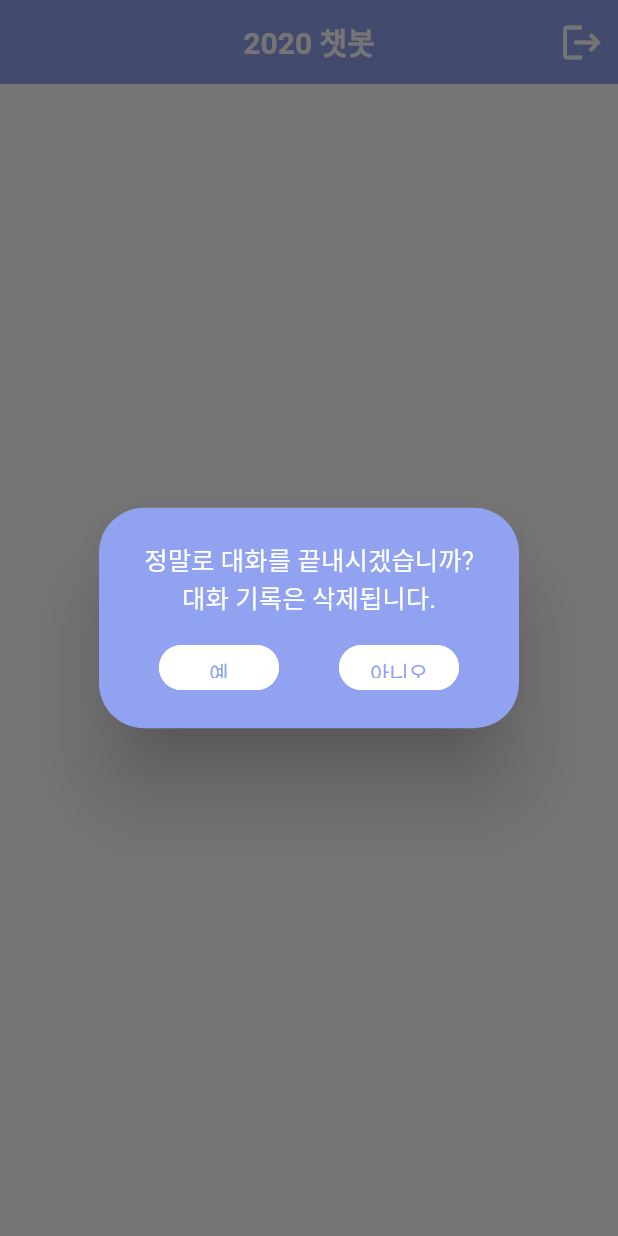
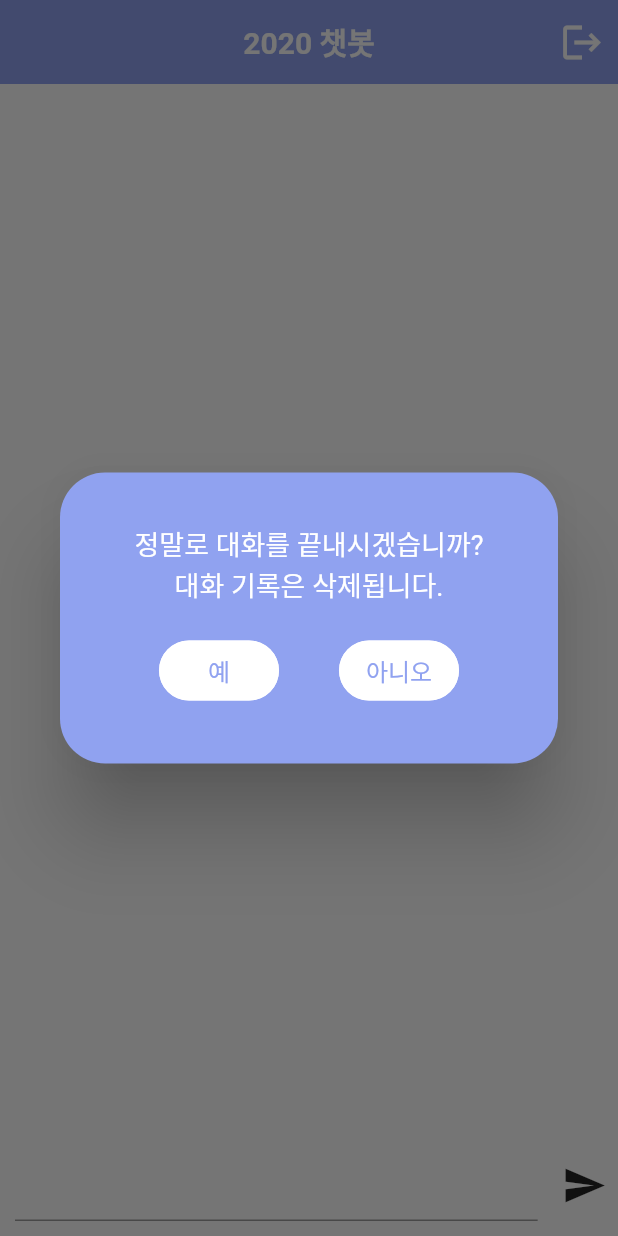
Before and after one commit to Ness731/team2020_gpt3_chatbot, a Flutter app: the Home screen opened directly with empty values, after a tap on the "logout" icon, on a phone screen of 412 x 824 dp. Run offline on Flutter 3.47's test engine with Material 2 defaults, Android fonts, the phone set to English and light mode, and no system bars; missing offline and left inert: translator.

Commit message:
:sparkles: Add chatting features

```diff
--- a/lib/UI/home.dart
+++ b/lib/UI/home.dart
@@ -1,4 +1,6 @@
 import 'package:flutter/material.dart';
+import 'package:team2020_gpt3_chatbot/model/gpt-3.dart';
+import 'package:team2020_gpt3_chatbot/model/chat.dart';
 
 const c1 = Color(0xff90a2f0);
 const c2 = Colors.white;
@@ -13,6 +15,28 @@ class Home extends StatefulWidget {
 }
 
 class _HomeState extends State<Home> {
+  var textController = TextEditingController();
+  final scrollController = ScrollController();
+
+  OpenAI openAI =
+      new OpenAI(apiKey: "");
+
+  List<Chat> chat = [];
+  int tokens = 50; // 임시
+
+  void addData(Chat data) {
+    setState(() {
+      chat.add(data);
+    });
+  }
+
+  @override
+  void dispose() {
+    textController.dispose();
+    scrollController.dispose();
+    super.dispose();
+  }
+
   @override
   Widget build(BuildContext context) {
     return Scaffold(
@@ -40,7 +64,119 @@ class _HomeState extends State<Home> {
         elevation: 0,
       ),
       body: Center(
-        child: Text(widget.userName),
+        child: Stack(
+          children: [
+            Align(
+                alignment: Alignment.bottomCenter,
+                child: Container(
+                  margin: EdgeInsets.only(bottom: 50),
+                  child: ListView.builder(
+                    itemCount: chat.length,
+                    shrinkWrap: true,
+                    reverse: false,
+                    controller: scrollController,
+                    padding: EdgeInsets.only(top: 10, bottom: 10),
+                    itemBuilder: (context, index) {
+                      return Container(
+                        padding: EdgeInsets.only(
+                            left: 14, right: 14, top: 10, bottom: 10),
+                        child: Align(
+                          alignment: (chat[index].isAnswer
+                              ? Alignment.topLeft
+                              : Alignment.topRight),
+                          child: Column(
+                            crossAxisAlignment: (chat[index].isAnswer
+                                ? CrossAxisAlignment.start
+                                : CrossAxisAlignment.end),
+                            children: [
+                              Container(
+                                alignment: (chat[index].isAnswer
+                                    ? Alignment.topLeft
+                                    : Alignment.topRight),
+                                margin:
+                                    const EdgeInsets.symmetric(vertical: 5, horizontal: 10),
+                                child: Text(
+                                  (chat[index].isAnswer
+                                      ? 'chatbot'
+                                      : widget.userName),
+                                  style: TextStyle(
+                                    color: (chat[index].isAnswer
+                                        ? c1
+                                        : Colors.grey.shade400),
+                                    fontWeight: FontWeight.bold,
+                                    fontSize: 12,
+                                  ),
+                                ),
+                              ),
+                              Container(
+                                decoration: BoxDecoration(
+                                  borderRadius: BorderRadius.circular(20),
+                                  color: (chat[index].isAnswer
+                                      ? Colors.grey.shade200
+                                      : c1),
+                                ),
+                                padding: EdgeInsets.all(16),
+                                child: Text(
+                                  chat[index].text,
+                                  style: TextStyle(fontSize: 15),
+                                ),
+                              ),
+                            ],
+                          ),
+                        ),
+                      );
+                    },
+                  ),
+                )),
+            Align(
+              alignment: Alignment.bottomCenter,
+              child: Container(
+                padding: EdgeInsets.all(10),
+                child: Row(
+                  children: [
+                    Expanded(
+                      flex: 8,
+                      child: Container(
+                        child: TextField(
+                          controller: textController,
+                          onChanged: (String value) => {},
+                        ),
+                      ),
+                    ),
+                    Expanded(
+                      flex: 1,
+                      child: MaterialButton(
+                        onPressed: () async {
+                          if (textController.value.text.isNotEmpty) {
+                            addData(Chat(textController.value.text, false));
+                            scrollController.animateTo(
+                                scrollController.position.maxScrollExtent,
+                                duration: Duration(milliseconds: 100),
+                                curve: Curves.linear);
+
+                            String answer = await openAI.complete(
+                                textController.text, tokens);
+                            if (answer != null) {
+                              addData(Chat(answer, true));
+                              scrollController.animateTo(
+                                  scrollController.position.maxScrollExtent,
+                                  duration: Duration(milliseconds: 100),
+                                  curve: Curves.linear);
+                              setState(() {
+                                textController.clear();
+                              });
+                            }
+                          }
+                        },
+                        child: Icon(Icons.send, size: 30),
+                      ),
+                    ),
+                  ],
+                ),
+              ),
+            ),
+          ],
+        ),
       ),
     );
   }
@@ -48,7 +184,7 @@ class _HomeState extends State<Home> {
   void _showDialog() {
     showDialog(
       context: context,
-      barrierDismissible: false,
+      barrierDismissible: false, // dialog 밖의 영역을 터치해도 닫히지 않도록 함
       builder: (BuildContext context) {
         // return object of type Dialog
         return AlertDialog(
@@ -56,39 +192,32 @@ class _HomeState extends State<Home> {
           shape:
               RoundedRectangleBorder(borderRadius: BorderRadius.circular(30.0)),
           content: Container(
-            width: (MediaQuery.of(context).size.width) * 0.45,
-            height: (MediaQuery.of(context).size.width) * 0.25,
+            // width: (MediaQuery.of(context).size.width) * 0.45,
+            // height: (MediaQuery.of(context).size.width) * 0.25,
+            width: 300,
+            height: 150,
             alignment: Alignment.center,
             child: Column(
               mainAxisAlignment: MainAxisAlignment.center,
               children: [
                 Text(
                   "정말로 대화를 끝내시겠습니까?",
-                  style: TextStyle(
-                    color: c2,
-                    fontSize: 17,
-                  ),
+                  style: TextStyle(color: c2, fontSize: 18),
                 ),
                 Text(
                   "대화 기록은 삭제됩니다.",
-                  style: TextStyle(
-                    color: c2,
-                    fontSize: 17,
-                  ),
+                  style: TextStyle(color: c2, fontSize: 18),
                 ),
                 Row(
                   mainAxisAlignment: MainAxisAlignment.center,
                   children: [
                     Container(
                       width: 80,
-                      height: 30,
                       margin: const EdgeInsets.only(top: 20),
                       child: TextButton(
                         child: Text(
                           "예",
-                          style: TextStyle(
-                            color: c1,
-                          ),
+                          style: TextStyle(color: c1, fontSize: 16),
                         ),
                         style: TextButton.styleFrom(
                           backgroundColor: c2,
@@ -106,14 +235,11 @@ class _HomeState extends State<Home> {
                     Container(width: 40),
                     Container(
                       width: 80,
-                      height: 30,
                       margin: const EdgeInsets.only(top: 20),
                       child: TextButton(
                         child: Text(
                           "아니오",
-                          style: TextStyle(
-                            color: c1,
-                          ),
+                          style: TextStyle(color: c1, fontSize: 16),
                         ),
                         style: TextButton.styleFrom(
                           backgroundColor: c2,
```
